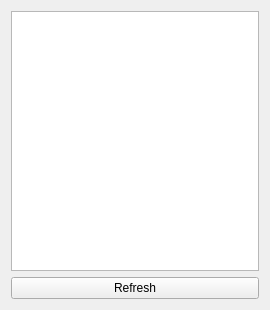
The window that src/WhiskerToolbox/Feature_Table_Widget/Feature_Table_Widget.ui (paulmthompson/WhiskerToolbox) describes before a commit, drawn with Qt 5.
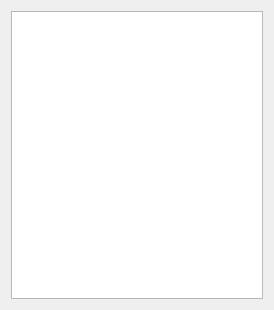
The same window after the commit.

Commit message: remove obsolete refresh button from features table

Patch:
```diff
--- a/src/WhiskerToolbox/Feature_Table_Widget/Feature_Table_Widget.ui
+++ b/src/WhiskerToolbox/Feature_Table_Widget/Feature_Table_Widget.ui
@@ -6,7 +6,7 @@
    <rect>
     <x>0</x>
     <y>0</y>
-    <width>270</width>
+    <width>274</width>
     <height>310</height>
    </rect>
   </property>
@@ -41,13 +41,6 @@
      </attribute>
     </widget>
    </item>
-   <item>
-    <widget class="QPushButton" name="refresh_dm_features">
-     <property name="text">
-      <string>Refresh</string>
-     </property>
-    </widget>
-   </item>
   </layout>
  </widget>
  <resources/>
```
The commit also changes 1 other file.
